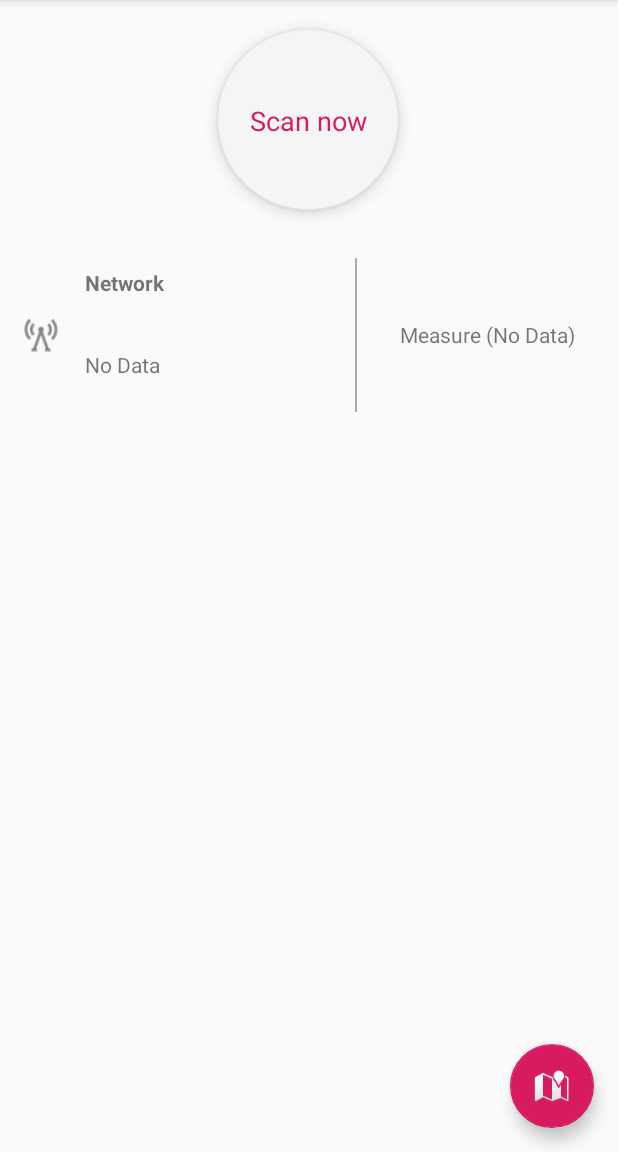
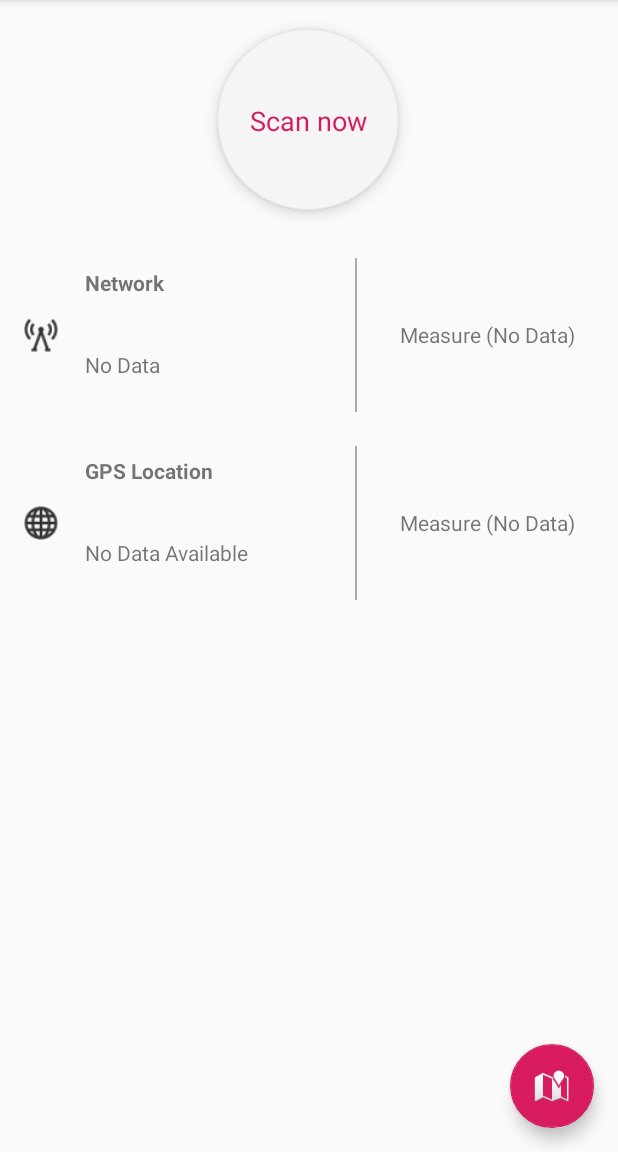
Before and after one commit to Tordesillas/IsThereAnyNetwork, an Android app: the screen it shows after launch (MainActivity), on a phone screen of 412 x 824 dp, the part 84-1236 px from its top. Run offline under Robolectric (Android 15) with nearby library versions, the phone set to English and light mode, and no system bars.

Commit message:
Added GPS Location

```diff
--- a/androidapp/app/src/main/AndroidManifest.xml
+++ b/androidapp/app/src/main/AndroidManifest.xml
@@ -2,6 +2,7 @@
 <manifest xmlns:android="http://schemas.android.com/apk/res/android"
     package="eu.miaounyan.isthereanynetwork">
 
+    <uses-permission android:name="android.permission.INTERNET" />
     <uses-permission android:name="android.permission.READ_PHONE_STATE"/>
     <uses-permission android:name="android.permission.ACCESS_FINE_LOCATION" />
     <uses-permission android:name="android.permission.ACCESS_COARSE_LOCATION"/>
--- /dev/null
+++ b/androidapp/app/src/main/java/eu/miaounyan/isthereanynetwork/GPSTracker.java
@@ -0,0 +1,176 @@
+package eu.miaounyan.isthereanynetwork;
+
+import android.app.AlertDialog;
+import android.app.Service;
+import android.content.Context;
+import android.content.DialogInterface;
+import android.content.Intent;
+import android.location.Location;
+import android.location.LocationListener;
+import android.location.LocationManager;
+import android.os.Bundle;
+import android.os.IBinder;
+import android.provider.Settings;
+import android.util.Log;
+import android.widget.Toast;
+
+public class GPSTracker extends Service implements LocationListener {
+
+    private final Context mContext;
+    private boolean isGPSEnabled = false;
+    private boolean isNetworkEnabled = false;
+    private boolean canGetLocation = false;
+
+    protected LocationManager locationManager;
+    private Location location;
+    private double latitude;
+    private double longitude;
+
+    // The minimum distance to change Updates in meters
+    private static final long MIN_DISTANCE_CHANGE_FOR_UPDATES = 0;
+
+    // The minimum time between updates in milliseconds
+    private static final long MIN_TIME_BW_UPDATES = 1000;
+
+    public GPSTracker(Context context) {
+        this.mContext = context;
+        getLocation();
+    }
+
+    public Location getLocation() {
+        try {
+            locationManager = (LocationManager) mContext.getSystemService(LOCATION_SERVICE);
+            isGPSEnabled = locationManager.isProviderEnabled(LocationManager.GPS_PROVIDER);
+            isNetworkEnabled = locationManager.isProviderEnabled(LocationManager.NETWORK_PROVIDER);
+
+            if (!isGPSEnabled && !isNetworkEnabled) {
+                Toast.makeText(getBaseContext(), "GPS or Internet turned off", Toast.LENGTH_LONG).show();
+            } else {
+                this.canGetLocation = true;
+
+                if (isNetworkEnabled) {
+                    locationManager.requestLocationUpdates(LocationManager.NETWORK_PROVIDER,
+                            MIN_TIME_BW_UPDATES, MIN_DISTANCE_CHANGE_FOR_UPDATES, this);
+
+                    if (locationManager != null) {
+                        location = locationManager.getLastKnownLocation(LocationManager.NETWORK_PROVIDER);
+
+                        if (location != null) {
+                            latitude = location.getLatitude();
+                            longitude = location.getLongitude();
+                        }
+                    }
+                }
+
+                if (isGPSEnabled) {
+                    if (location == null) {
+                        locationManager.requestLocationUpdates(LocationManager.GPS_PROVIDER,
+                                MIN_TIME_BW_UPDATES, MIN_DISTANCE_CHANGE_FOR_UPDATES, this);
+                        Log.d("GPS Enabled", "GPS Enabled");
+
+                        if (locationManager != null) {
+                            location = locationManager.getLastKnownLocation(LocationManager.GPS_PROVIDER);
+
+                            if (location != null) {
+                                latitude = location.getLatitude();
+                                longitude = location.getLongitude();
+                            }
+                        }
+                    }
+                }
+            }
+
+        } catch (Exception e) {
+            e.printStackTrace();
+        }
+
+        return location;
+    }
+
+    public void stopUsingGPS() {
+        if (locationManager != null) {
+            locationManager.removeUpdates(GPSTracker.this);
+        }
+    }
+
+    public double getLatitude() {
+        if (location != null) {
+            latitude = location.getLatitude();
+        }
+
+        // return latitude
+        return latitude;
+    }
+
+    public double getLongitude() {
+        if (location != null) {
+            longitude = location.getLongitude();
+        }
+
+        // return longitude
+        return longitude;
+    }
+
+    public boolean canGetLocation() {
+        return this.canGetLocation;
+    }
+
+    /**
+     * Shows settings alert dialog
+     * On pressing Settings button will lauch Settings Options
+     */
+    public void showSettingsAlert() {
+        AlertDialog.Builder alertDialog = new AlertDialog.Builder(mContext);
+
+        // Setting Dialog Title
+        alertDialog.setTitle("GPS is settings");
+
+        // Setting Dialog Message
+        alertDialog.setMessage("GPS is not enabled. Do you want to go to settings menu?");
+
+        // On pressing Settings button
+        alertDialog.setPositiveButton("Settings", new DialogInterface.OnClickListener() {
+            public void onClick(DialogInterface dialog, int which) {
+                Intent intent = new Intent(Settings.ACTION_LOCATION_SOURCE_SETTINGS);
+                mContext.startActivity(intent);
+            }
+        });
+
+        // on pressing cancel button
+        alertDialog.setNegativeButton("Cancel", new DialogInterface.OnClickListener() {
+            public void onClick(DialogInterface dialog, int which) {
+                dialog.cancel();
+            }
+        });
+
+        // Showing Alert Message
+        alertDialog.show();
+    }
+
+    @Override
+    public void onLocationChanged(Location location) {
+        latitude = location.getLatitude();
+        longitude = location.getLongitude();
+        Log.d(this.getClass().getName(), "GPS Location - lat=" + longitude + ", lon=" + latitude);
+    }
+
+    @Override
+    public void onProviderDisabled(String provider) {
+        Toast.makeText(getBaseContext(), "Gps turned off", Toast.LENGTH_LONG).show();
+    }
+
+    @Override
+    public void onProviderEnabled(String provider) {
+        Toast.makeText(getBaseContext(), "Gps turned on", Toast.LENGTH_LONG).show();
+    }
+
+    @Override
+    public void onStatusChanged(String provider, int status, Bundle extras) {
+
+    }
+
+    @Override
+    public IBinder onBind(Intent arg0) {
+        return null;
+    }
+}
--- a/androidapp/app/src/main/java/eu/miaounyan/isthereanynetwork/MainActivity.java
+++ b/androidapp/app/src/main/java/eu/miaounyan/isthereanynetwork/MainActivity.java
@@ -6,12 +6,18 @@ import android.content.Intent;
 import android.content.pm.PackageManager;
 import android.graphics.Color;
 import android.graphics.drawable.ColorDrawable;
+import android.graphics.drawable.Drawable;
+import android.location.Criteria;
+import android.location.Location;
+import android.location.LocationListener;
+import android.location.LocationManager;
 import android.os.Build;
 import android.os.Bundle;
 import android.os.CountDownTimer;
 import android.support.annotation.NonNull;
 import android.support.design.widget.FloatingActionButton;
 import android.support.design.widget.Snackbar;
+import android.support.v4.app.ActivityCompat;
 import android.support.v4.content.ContextCompat;
 import android.support.v7.app.AppCompatActivity;
 import android.support.v7.widget.Toolbar;
@@ -27,10 +33,14 @@ import android.view.ViewGroup;
 import android.view.animation.Animation;
 import android.view.animation.AnimationUtils;
 import android.widget.FrameLayout;
+import android.widget.ImageView;
+import android.widget.LinearLayout;
 import android.widget.ProgressBar;
 import android.widget.TextView;
+import android.widget.Toast;
 
 import java.lang.reflect.Method;
+import java.util.Locale;
 
 import eu.miaounyan.isthereanynetwork.controller.MapActivity;
 
@@ -54,11 +64,21 @@ public class MainActivity extends AppCompatActivity {
     private int networkType;
 
     /* Network View Attributes */
+    private View networkView;
     private TextView networkInfo;
     private TextView networkData;
 
+    /* Location Attributes */
+    private GPSTracker gpsTracker;
+
+    /* Location View Attributes */
+    private View locationView;
+    private TextView locationInfo;
+    private TextView locationData;
+
     /* Permission */
-    private static final String[] PERMISSIONS = {Manifest.permission.READ_PHONE_STATE,
+    private static final String[] PERMISSIONS = {
+            Manifest.permission.INTERNET, Manifest.permission.READ_PHONE_STATE,
             Manifest.permission.ACCESS_FINE_LOCATION, Manifest.permission.ACCESS_COARSE_LOCATION};
     private static final int PERMISSION_REQUEST = 100;
 
@@ -72,25 +92,48 @@ public class MainActivity extends AppCompatActivity {
         FloatingActionButton fab = findViewById(R.id.fab);
         fab.setOnClickListener(view -> launchMap());
 
-        networkOnCreate();
+        LayoutInflater inflater = (LayoutInflater) getSystemService(Context.LAYOUT_INFLATER_SERVICE);
+        LinearLayout parent = findViewById(R.id.main_content_linear_layout);
+
+        networkOnCreate(inflater, parent);
         timerScannerOnCreate();
         checkPermissions();
+        locationOnCreate(inflater, parent);
     }
 
-    private void networkOnCreate() {
-        LayoutInflater inflater = (LayoutInflater) getSystemService(Context.LAYOUT_INFLATER_SERVICE);
-        ViewGroup parent = findViewById(R.id.main_content_linear_layout);
-        inflater.inflate(R.layout.sensor, parent);
+    private void networkOnCreate(LayoutInflater inflater, ViewGroup parent) {
+        networkView = inflater.inflate(R.layout.sensor, parent, false);
 
-        TextView networkTitle = findViewById(R.id.sensor_title_text_view);
+        ImageView networkIcon = networkView.findViewById(R.id.sensor_image_view);
+        networkIcon.setImageResource(R.drawable.ic_antenna_icon);
+
+        TextView networkTitle = networkView.findViewById(R.id.sensor_title_text_view);
         networkTitle.setText("Network");
-        networkInfo = findViewById(R.id.info_text_view);
+        networkInfo = networkView.findViewById(R.id.info_text_view);
         networkInfo.setText("No Data");
-        networkData = findViewById(R.id.data_text_view);
+        networkData = networkView.findViewById(R.id.data_text_view);
 
         signalStrength = 0;
         myPhoneStateListener = new MyPhoneStateListener();
         telephonyManager = (TelephonyManager) getBaseContext().getSystemService(Context.TELEPHONY_SERVICE);
+
+        parent.addView(networkView);
+    }
+
+    private void locationOnCreate(LayoutInflater inflater, ViewGroup parent) {
+        locationView = inflater.inflate(R.layout.sensor, parent, false);
+        gpsTracker = new GPSTracker(this);
+
+        ImageView locationIcon = locationView.findViewById(R.id.sensor_image_view);
+        locationIcon.setImageResource(R.drawable.ic_gps_location_icon);
+
+        TextView locationTitle = locationView.findViewById(R.id.sensor_title_text_view);
+        locationTitle.setText("GPS Location");
+        locationInfo = locationView.findViewById(R.id.info_text_view);
+        locationInfo.setText("No Data Available");
+        locationData = locationView.findViewById(R.id.data_text_view);
+
+        parent.addView(locationView);
     }
 
     private void timerScannerOnCreate() {
@@ -115,11 +158,12 @@ public class MainActivity extends AppCompatActivity {
     private void checkPermissions() {
         // Checks the Android version of the device.
         if (Build.VERSION.SDK_INT >= Build.VERSION_CODES.M) {
-            boolean canReadExternalStorage = checkIfAlreadyHavePermission(PERMISSIONS[0]);
-            boolean canReadFineLocation = checkIfAlreadyHavePermission(PERMISSIONS[1]);
-            boolean canReadCoarseLocation = checkIfAlreadyHavePermission(PERMISSIONS[2]);
+            boolean canUseInternet = checkIfAlreadyHavePermission(PERMISSIONS[0]);
+            boolean canReadExternalStorage = checkIfAlreadyHavePermission(PERMISSIONS[1]);
+            boolean canReadFineLocation = checkIfAlreadyHavePermission(PERMISSIONS[2]);
+            boolean canReadCoarseLocation = checkIfAlreadyHavePermission(PERMISSIONS[3]);
 
-            if (!canReadExternalStorage || !canReadFineLocation || !canReadCoarseLocation) {
+            if (!canUseInternet || !canReadExternalStorage || !canReadFineLocation || !canReadCoarseLocation) {
                 requestPermissions(PERMISSIONS, PERMISSION_REQUEST);
             } else {
                 // Permission was granted.
@@ -178,12 +222,15 @@ public class MainActivity extends AppCompatActivity {
     private void launchTimer() {
         remainingTime = SCAN_TIME;
         Animation startFadeOutAnimation = AnimationUtils.loadAnimation(getApplicationContext(), R.anim.fade_out_animation);
-        startFadeOutAnimation.setAnimationListener(new Animation.AnimationListener()
-        {
+        startFadeOutAnimation.setAnimationListener(new Animation.AnimationListener() {
             @Override
-            public void onAnimationStart(Animation animation) {}
+            public void onAnimationStart(Animation animation) {
+            }
+
             @Override
-            public void onAnimationRepeat(Animation animation) {}
+            public void onAnimationRepeat(Animation animation) {
+            }
+
             @Override
             public void onAnimationEnd(Animation animation) {
                 scanButtonContainer.setVisibility(View.INVISIBLE);
@@ -208,10 +255,14 @@ public class MainActivity extends AppCompatActivity {
     }
 
     private void scan() {
+        /* Network */
         String networkType = networkType();
         String networkOperator = telephonyManager.getNetworkOperatorName();
         String networkSimOperator = telephonyManager.getSimOperatorName();
         networkInfo.setText(String.format("Network operator - %s \nSim Operator - %s \nNetwork type - %s", networkOperator, networkSimOperator, networkType));
+
+        gpsTracker.getLocation();
+        locationData.setText(String.format("Lat: %.3f\nLon: %.3f", gpsTracker.getLatitude(), gpsTracker.getLongitude()));
     }
 
     private String networkType() {
--- a/androidapp/app/src/main/res/layout/sensor.xml
+++ b/androidapp/app/src/main/res/layout/sensor.xml
@@ -21,7 +21,7 @@
         app:layout_constraintTop_toTopOf="parent">
 
         <ImageView
-            android:id="@+id/antenna_image_view"
+            android:id="@+id/sensor_image_view"
             android:layout_width="0dp"
             android:layout_height="match_parent"
             android:layout_weight="15"
@@ -30,7 +30,7 @@
             app:layout_constraintBottom_toBottomOf="parent"
             app:layout_constraintStart_toStartOf="parent"
             app:layout_constraintTop_toTopOf="parent"
-            app:srcCompat="@drawable/ic_antenna_icon" />
+            app:srcCompat="@drawable/ic_sensor_icon" />
 
         <LinearLayout
             android:layout_width="0dp"
```
Also changed, not shown: androidapp/app/src/main/res/drawable-hdpi/ic_antenna_icon.png, androidapp/app/src/main/res/drawable-hdpi/ic_gps_location_icon.png (added), androidapp/app/src/main/res/drawable-hdpi/ic_sensor_icon.png (added), androidapp/app/src/main/res/drawable-mdpi/ic_antenna_icon.png, androidapp/app/src/main/res/drawable-mdpi/ic_gps_location_icon.png (added), androidapp/app/src/main/res/drawable-mdpi/ic_sensor_icon.png (added), androidapp/app/src/main/res/drawable-xhdpi/ic_antenna_icon.png, androidapp/app/src/main/res/drawable-xhdpi/ic_gps_location_icon.png (added), androidapp/app/src/main/res/drawable-xhdpi/ic_sensor_icon.png (added), androidapp/app/src/main/res/drawable-xxhdpi/ic_antenna_icon.png, androidapp/app/src/main/res/drawable-xxhdpi/ic_gps_location_icon.png (added), androidapp/app/src/main/res/drawable-xxhdpi/ic_sensor_icon.png (added).
